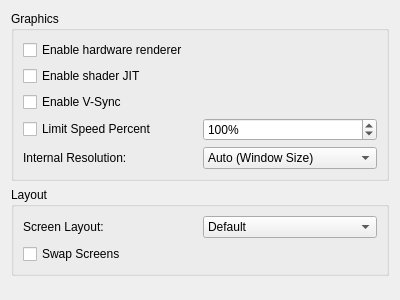
Qt form src/citra_qt/configuration/configure_graphics.ui (nanoxas/citra) before a commit.
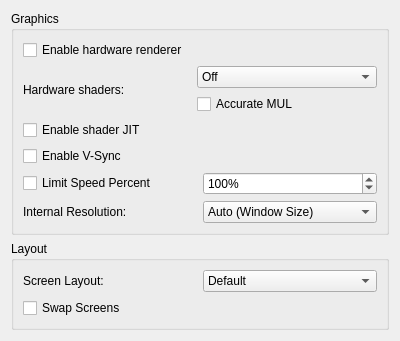
The same form after that commit.

Commit message: Add configuration option to UI

```diff
--- a/src/citra_qt/configuration/configure_graphics.ui
+++ b/src/citra_qt/configuration/configure_graphics.ui
@@ -29,6 +29,47 @@
           </property>
          </widget>
         </item>
+        <item>
+         <layout class="QHBoxLayout" name="horizontalLayout_5">
+          <item>
+           <widget class="QLabel" name="label2">
+            <property name="text">
+             <string>Hardware shaders: </string>
+            </property>
+           </widget>
+          </item>
+          <item>
+           <layout class="QVBoxLayout" name="verticalLayout_5">
+            <item>
+             <widget class="QComboBox" name="hw_shaders">
+              <item>
+               <property name="text">
+                <string>Off</string>
+               </property>
+              </item>
+              <item>
+               <property name="text">
+                <string>Vertex Shaders</string>
+               </property>
+              </item>
+              <item>
+               <property name="text">
+                <string>Vertex + Geometry Shaders</string>
+               </property>
+              </item>
+             </widget>
+            </item>
+            <item>
+             <widget class="QCheckBox" name="accurate_mul">
+              <property name="text">
+               <string>Accurate MUL</string>
+              </property>
+             </widget>
+            </item>
+           </layout>
+          </item>
+         </layout>
+        </item>
         <item>
          <widget class="QCheckBox" name="toggle_shader_jit">
           <property name="text">
```
The commit also changes 3 other files.
